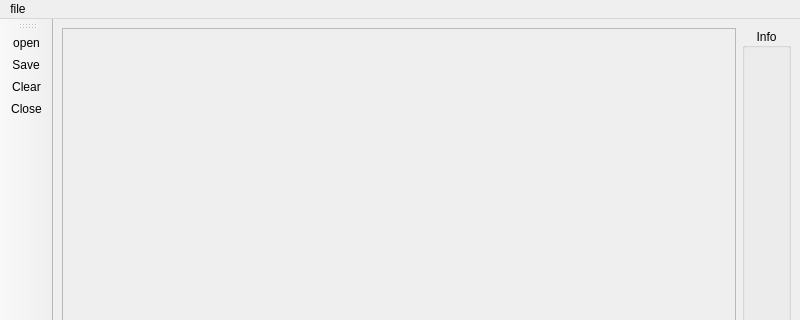
Before: the Qt Designer form mainwindow.ui in Guc10/lab_qt_2, drawn with Qt 5; both pictures show x 0 to 800 and y 0 to 320 of the 800 by 600 pixel window.
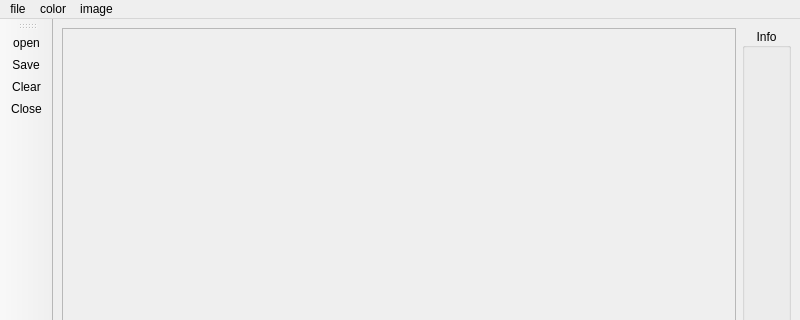
After: the same form once the commit is applied. Icons and pictures are not drawn.

```diff
--- a/mainwindow.ui
+++ b/mainwindow.ui
@@ -89,7 +89,27 @@
     <addaction name="actionClose"/>
     <addaction name="actionclear"/>
    </widget>
+   <widget class="QMenu" name="menucolor">
+    <property name="title">
+     <string>color</string>
+    </property>
+    <addaction name="actiondesaturation"/>
+    <addaction name="actionnegatyw"/>
+    <addaction name="actionkontrast"/>
+    <addaction name="actionjasnosc"/>
+    <addaction name="actionnasycenie"/>
+   </widget>
+   <widget class="QMenu" name="menuimage">
+    <property name="title">
+     <string>image</string>
+    </property>
+    <addaction name="actionsuma"/>
+    <addaction name="actionroznica"/>
+    <addaction name="actioniloczyn"/>
+   </widget>
    <addaction name="menufile"/>
+   <addaction name="menucolor"/>
+   <addaction name="menuimage"/>
   </widget>
   <widget class="QStatusBar" name="statusbar"/>
   <widget class="QToolBar" name="toolBar">
```
Left out of the diff: 40 changed lines with no effect on the pictures.
